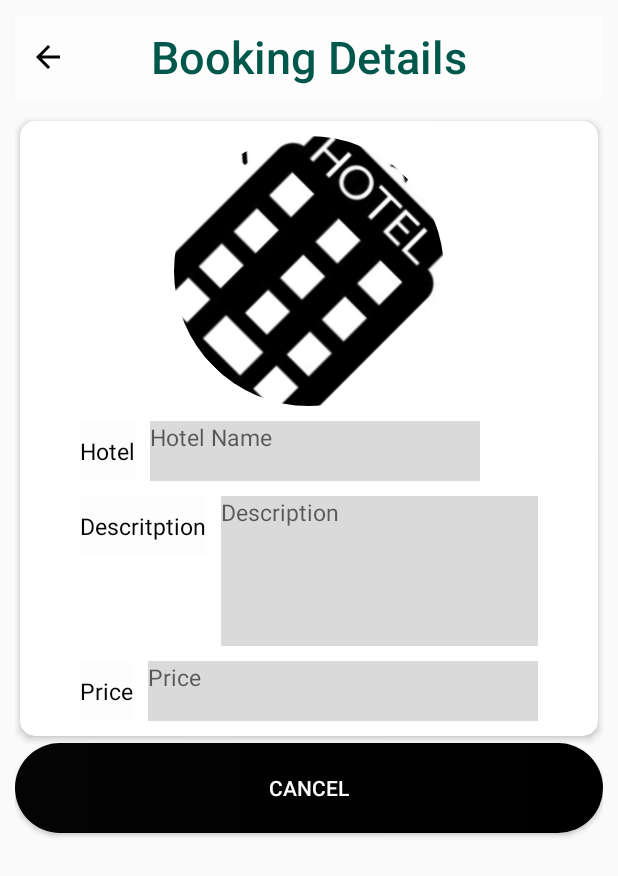
After one commit to Bibekay/HMS_Fontend, an Android app: the UsercancelbookingsActivity screen opened directly, with no data from a screen before it, on a phone screen of 412 x 824 dp. The commit adds this screen. Shown: the top 876 px of the screen. Run offline under Robolectric (Android 15) with nearby library versions, the phone set to English and light mode, and no system bars; our stand-ins replace CircleImageView, Picasso; pictures from the network do not load.

Commit message:
user booking cancel success with design

```diff
--- a/app/src/main/AndroidManifest.xml
+++ b/app/src/main/AndroidManifest.xml
@@ -16,7 +16,8 @@
         android:supportsRtl="true"
         android:theme="@style/AppTheme"
         android:usesCleartextTraffic="true">
-        <activity android:name=".activities.admin.AdminupdatehotelsActivity"></activity>
+        <activity android:name=".activities.users.UsercancelbookingsActivity"></activity>
+        <activity android:name=".activities.admin.AdminupdatehotelsActivity" />
         <activity android:name=".adapter.AdminviewhotelsAdapter" />
         <activity android:name=".activities.admin.AdminviewhotelsActivity" />
         <activity android:name=".adapter.AdminviewbookingsAdapter" />
--- a/app/src/main/java/com/example/hms/activities/admin/AdminupdatehotelsActivity.java
+++ b/app/src/main/java/com/example/hms/activities/admin/AdminupdatehotelsActivity.java
@@ -66,7 +66,7 @@ public class AdminupdatehotelsActivity extends AppCompatActivity {
             }
         });
 
-        //retriving single data through recycle view from productAdapter  //
+        //retriving single data through recycle view   //
         Bundle bundle = getIntent().getExtras();
         if (bundle != null) {
             id = bundle.getString("id");
@@ -105,7 +105,7 @@ public class AdminupdatehotelsActivity extends AppCompatActivity {
                             Toast.makeText(AdminupdatehotelsActivity.this, "Code : " + response.code() + ", Message : " + response.message(), Toast.LENGTH_SHORT).show();
                             return;
                         }
-                        Intent intent = new Intent(AdminupdatehotelsActivity.this, AdminviewbookingsActivity.class);
+                        Intent intent = new Intent(AdminupdatehotelsActivity.this, AdminviewhotelsActivity.class);
                         startActivity(intent);
 
                     }
--- /dev/null
+++ b/app/src/main/java/com/example/hms/activities/users/UsercancelbookingsActivity.java
@@ -0,0 +1,104 @@
+package com.example.hms.activities.users;
+
+import androidx.appcompat.app.AppCompatActivity;
+
+import android.content.Intent;
+import android.os.Bundle;
+import android.view.View;
+import android.widget.Button;
+import android.widget.EditText;
+import android.widget.ImageView;
+import android.widget.TextView;
+import android.widget.Toast;
+
+import com.example.hms.R;
+import com.example.hms.activities.admin.AdminupdatehotelsActivity;
+import com.example.hms.activities.admin.AdminviewhotelsActivity;
+import com.example.hms.api.HMS_API;
+import com.example.hms.models.Bookings;
+import com.example.hms.models.Hotels;
+import com.example.hms.url.url;
+import com.squareup.picasso.Picasso;
+
+import de.hdodenhof.circleimageview.CircleImageView;
+import retrofit2.Call;
+import retrofit2.Callback;
+import retrofit2.Response;
+
+public class UsercancelbookingsActivity extends AppCompatActivity {
+
+    String id;
+    TextView hotelName, descricption, hotelPrice;
+    ImageView imageBack;
+    CircleImageView hotelImage;
+    Button cancelBooking;
+
+    @Override
+    protected void onCreate(Bundle savedInstanceState) {
+        super.onCreate(savedInstanceState);
+        setContentView(R.layout.activity_usercancelbookings);
+
+        imageBack = findViewById(R.id.iv_backpressed);
+        hotelName = findViewById(R.id.et_hotelName);
+        descricption = findViewById(R.id.et_description);
+        hotelPrice = findViewById(R.id.et_price);
+        hotelImage = findViewById(R.id.civ_hotelImage);
+        cancelBooking = findViewById(R.id.btnCancel);
+
+
+        imageBack.setOnClickListener(new View.OnClickListener() {
+            @Override
+            public void onClick(View v) {
+                UsercancelbookingsActivity.super.onBackPressed();
+            }
+        });
+
+        //retriving single data through recycle view   //
+        Bundle bundle = getIntent().getExtras();
+        if (bundle != null) {
+            id = bundle.getString("id");
+            hotelName.setText(bundle.getString("hotel_name"));
+            descricption.setText(bundle.getString("description"));
+            hotelPrice.setText(bundle.getString("price"));
+
+            String imagepath = url.BASE_URL + bundle.getString("hotel_image");
+            Picasso.get().load(imagepath).into(hotelImage);
+        }
+
+        cancelBooking.setOnClickListener(new View.OnClickListener() {
+            @Override
+            public void onClick(View v) {
+                bookingCancel();
+            }
+
+            private void bookingCancel() {
+
+                HMS_API ims_api = url.getInstance().create(HMS_API.class);
+                Call<Bookings> voidCall = ims_api.deleteBooking(url.token, id);
+
+                voidCall.enqueue(new Callback<Bookings>() {
+                    @Override
+                    public void onResponse(Call<Bookings> call, Response<Bookings> response) {
+
+                        if (!response.isSuccessful()) {
+                            Toast.makeText(UsercancelbookingsActivity.this, "Code : " + response.code() + ", Message : " + response.message(), Toast.LENGTH_SHORT).show();
+                            return;
+                        }
+                        Intent intent = new Intent(UsercancelbookingsActivity.this, UserbookingActivity.class);
+                        startActivity(intent);
+
+                    }
+
+                    @Override
+                    public void onFailure(Call<Bookings> call, Throwable t) {
+                        Toast.makeText(UsercancelbookingsActivity.this, "Error " + t.getLocalizedMessage(), Toast.LENGTH_SHORT).show();
+                    }
+                });
+
+
+            }
+        });
+
+
+    }
+}
--- a/app/src/main/java/com/example/hms/adapter/UserbookingsAdapter.java
+++ b/app/src/main/java/com/example/hms/adapter/UserbookingsAdapter.java
@@ -5,15 +5,19 @@ import androidx.appcompat.app.AppCompatActivity;
 import androidx.recyclerview.widget.RecyclerView;
 
 import android.content.Context;
+import android.content.Intent;
 import android.os.Bundle;
 import android.view.LayoutInflater;
 import android.view.View;
 import android.view.ViewGroup;
+import android.widget.Button;
 import android.widget.LinearLayout;
 import android.widget.RelativeLayout;
 import android.widget.TextView;
 
 import com.example.hms.R;
+import com.example.hms.activities.admin.AdminupdatehotelsActivity;
+import com.example.hms.activities.users.UsercancelbookingsActivity;
 import com.example.hms.models.Bookings;
 import com.squareup.picasso.Picasso;
 
@@ -57,9 +61,29 @@ public class UserbookingsAdapter extends  RecyclerView.Adapter<UserbookingsAdapt
         holder.descriptions.setText(bookings.getHotel().getDescription());
         holder.cost.setText(bookings.getHotel().getPrice());
 
-
         boolean isExpandble = bookingsList.get(i).isExpandable();
         holder.expandableLayout.setVisibility(isExpandble ? View.VISIBLE : View.GONE);
+
+        holder.viewMore.setOnClickListener(new View.OnClickListener() {
+            @Override
+            public void onClick(View v) {
+
+                Intent intent = new Intent(mContext, UsercancelbookingsActivity.class);
+                intent.putExtra("id", bookings.getId());
+                intent.putExtra("hotel_name",bookings.getHotel().getHotel_name());
+                intent.putExtra("description",bookings.getHotel().getDescription());
+                intent.putExtra("price",bookings.getHotel().getPrice());
+                intent.putExtra("hotel_image", bookings.getHotel().getHotel_image());
+
+                mContext.startActivity(intent);
+
+            }
+        });
+
+
+
+
+
 
     }
 
@@ -74,6 +98,8 @@ public class UserbookingsAdapter extends  RecyclerView.Adapter<UserbookingsAdapt
         TextView hotelName, title, descriptions, cost;
         LinearLayout linearLayout;
         RelativeLayout expandableLayout;
+        Button viewMore;
+
 
         public UserbookingsViewHolder(@NonNull View itemView) {
             super(itemView);
@@ -84,6 +110,7 @@ public class UserbookingsAdapter extends  RecyclerView.Adapter<UserbookingsAdapt
             descriptions = itemView.findViewById(R.id.tv_Description);
             cost = itemView.findViewById(R.id.tv_Price);
             title = itemView.findViewById(R.id.tv_hotel_name);
+            viewMore = itemView.findViewById(R.id.btnViewMore);
 
 
             linearLayout = itemView.findViewById(R.id.linear_layout_adminuserinfo);
--- a/app/src/main/java/com/example/hms/api/HMS_API.java
+++ b/app/src/main/java/com/example/hms/api/HMS_API.java
@@ -83,6 +83,11 @@ public interface HMS_API {
     @GET("bookings/booking")
     Call<List<Bookings>> getAllBookings(@Header("Authorization") String token);
 
+    @DELETE("bookings/cancelBooking/{id}/")
+    Call<Bookings> deleteBooking(@Header("Authorization") String token, @Path("id") String id);
+
+
+
 
 
 
--- a/app/src/main/java/com/example/hms/url/url.java
+++ b/app/src/main/java/com/example/hms/url/url.java
@@ -4,7 +4,7 @@ import retrofit2.Retrofit;
 import retrofit2.converter.gson.GsonConverterFactory;
 
 public class url {
-   public static final String BASE_URL = "http://192.168.43.9:3001/";
+   public static final String BASE_URL = "http://192.168.1.67:3001/";
 
     //public static final String BASE_URL = "http://10.0.2.2:3001/";
 
--- /dev/null
+++ b/app/src/main/res/layout/activity_usercancelbookings.xml
@@ -0,0 +1,197 @@
+<?xml version="1.0" encoding="utf-8"?>
+<LinearLayout xmlns:android="http://schemas.android.com/apk/res/android"
+    xmlns:app="http://schemas.android.com/apk/res-auto"
+    xmlns:tools="http://schemas.android.com/tools"
+    android:layout_width="match_parent"
+    android:layout_height="match_parent"
+    android:layout_margin="10dp"
+    android:orientation="vertical"
+    tools:context=".activities.users.UsercancelbookingsActivity">
+    <RelativeLayout
+        android:layout_width="match_parent"
+        android:background="@color/white"
+        android:layout_height="?actionBarSize">
+
+
+        <ImageView
+            android:id="@+id/iv_backpressed"
+            android:layout_width="wrap_content"
+            android:layout_height="wrap_content"
+            android:layout_centerVertical="true"
+            android:src="@drawable/ic_back"
+            android:padding="10dp"
+            android:tint="@color/black" />
+
+        <TextView
+            android:layout_width="wrap_content"
+            android:layout_height="match_parent"
+            android:text="Booking Details"
+            android:textColor="@color/colorPrimaryDark"
+            android:gravity="center"
+            android:layout_centerHorizontal="true"
+            android:fontFamily="sans-serif-medium"
+            android:textSize="30sp"
+            />
+
+
+    </RelativeLayout>
+
+
+    <androidx.cardview.widget.CardView
+        android:layout_width="match_parent"
+        android:layout_height="wrap_content"
+        android:layout_marginTop="10dp"
+        app:cardCornerRadius="10dp"
+        app:cardElevation="3dp"
+        app:cardPreventCornerOverlap="false"
+        app:cardUseCompatPadding="true">
+
+        <RelativeLayout
+            android:layout_width="match_parent"
+            android:layout_height="match_parent"
+            android:padding="10dp">
+
+            <de.hdodenhof.circleimageview.CircleImageView
+                android:id="@+id/civ_hotelImage"
+                android:layout_width="wrap_content"
+                android:layout_height="180dp"
+                android:layout_below="@+id/imageViewTop"
+                android:layout_centerHorizontal="true"
+                android:importantForAccessibility="no"
+                android:rotation="45"
+                android:src="@drawable/logo" />
+
+
+            <RelativeLayout
+                android:id="@+id/rlProductName"
+                android:layout_width="match_parent"
+                android:layout_height="40dp"
+                android:layout_below="@+id/civ_hotelImage"
+                android:layout_marginLeft="30dp"
+                android:layout_marginTop="10dp"
+                android:layout_marginRight="30dp">
+
+                <TextView
+                    android:id="@+id/tv_hotel_name"
+                    android:layout_width="wrap_content"
+                    android:layout_height="match_parent"
+                    android:layout_alignParentTop="true"
+                    android:background="@color/white"
+                    android:gravity="center"
+                    android:text="Hotel"
+                    android:textColor="@color/black"
+                    android:textSize="15sp"
+                    tools:ignore="HardcodedText,RtlSymmetry" />
+
+
+                <TextView
+                    android:id="@+id/et_hotelName"
+                    android:layout_width="220dp"
+                    android:layout_height="match_parent"
+                    android:layout_alignParentTop="true"
+                    android:layout_marginLeft="10dp"
+                    android:layout_toEndOf="@+id/tv_hotel_name"
+                    android:background="@color/editTextBG"
+                    android:hint="Hotel Name"
+                    android:inputType="text"
+                    android:textColor="@color/black"
+                    android:textSize="15sp"
+                    tools:ignore="HardcodedText,RtlSymmetry" />
+
+            </RelativeLayout>
+
+
+            <RelativeLayout
+                android:id="@+id/rlDescription"
+                android:layout_width="match_parent"
+                android:layout_height="100dp"
+                android:layout_below="@+id/rlProductName"
+                android:layout_marginLeft="30dp"
+                android:layout_marginTop="10dp"
+                android:layout_marginRight="30dp">
+
+                <TextView
+                    android:id="@+id/tv_Descritption"
+                    android:layout_width="wrap_content"
+                    android:layout_height="40dp"
+                    android:layout_alignParentTop="true"
+                    android:background="@color/white"
+                    android:gravity="center"
+                    android:text="Descritption"
+                    android:textColor="@color/black"
+                    android:textSize="15sp"
+                    tools:ignore="HardcodedText,RtlSymmetry" />
+
+
+                <TextView
+                    android:id="@+id/et_description"
+                    android:layout_width="match_parent"
+                    android:layout_height="match_parent"
+                    android:layout_alignParentTop="true"
+                    android:layout_marginLeft="10dp"
+                    android:layout_toEndOf="@+id/tv_Descritption"
+                    android:background="@color/editTextBG"
+                    android:hint="Description"
+                    android:inputType="text"
+                    android:textColor="@color/black"
+                    android:textSize="15sp"
+                    tools:ignore="HardcodedText,RtlSymmetry" />
+
+            </RelativeLayout>
+
+
+            <RelativeLayout
+                android:id="@+id/rlPrice"
+                android:layout_width="match_parent"
+                android:layout_height="40dp"
+                android:layout_below="@+id/rlDescription"
+                android:layout_marginLeft="30dp"
+                android:layout_marginTop="10dp"
+                android:layout_marginRight="30dp">
+
+                <TextView
+                    android:id="@+id/tv_Price"
+                    android:layout_width="wrap_content"
+                    android:layout_height="match_parent"
+                    android:layout_alignParentTop="true"
+                    android:background="@color/white"
+                    android:gravity="center"
+                    android:text="Price"
+                    android:textColor="@color/black"
+                    android:textSize="15sp"
+                    tools:ignore="HardcodedText,RtlSymmetry" />
+
+
+                <TextView
+                    android:id="@+id/et_price"
+                    android:layout_width="match_parent"
+                    android:layout_height="match_parent"
+                    android:layout_alignParentTop="true"
+                    android:layout_marginLeft="10dp"
+                    android:layout_toEndOf="@+id/tv_Price"
+                    android:background="@color/editTextBG"
+                    android:hint="Price"
+                    android:inputType="number"
+                    android:textColor="@color/black"
+                    android:textSize="15sp"
+                    tools:ignore="HardcodedText,RtlSymmetry" />
+
+            </RelativeLayout>
+
+        </RelativeLayout>
+
+
+
+
+    </androidx.cardview.widget.CardView>
+
+    <Button
+        android:id="@+id/btnCancel"
+        android:layout_width="match_parent"
+        android:layout_height="60dp"
+        android:background="@drawable/custombutton"
+        android:fontFamily="sans-serif-medium"
+        android:text="Cancel"
+        android:textColor="@color/white"
+        tools:ignore="HardcodedText" />
+</LinearLayout>
```
